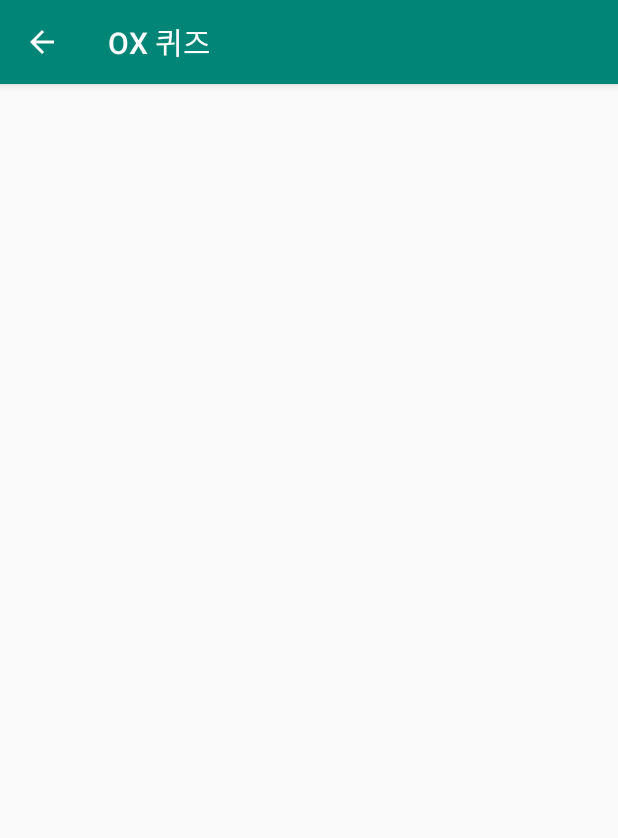
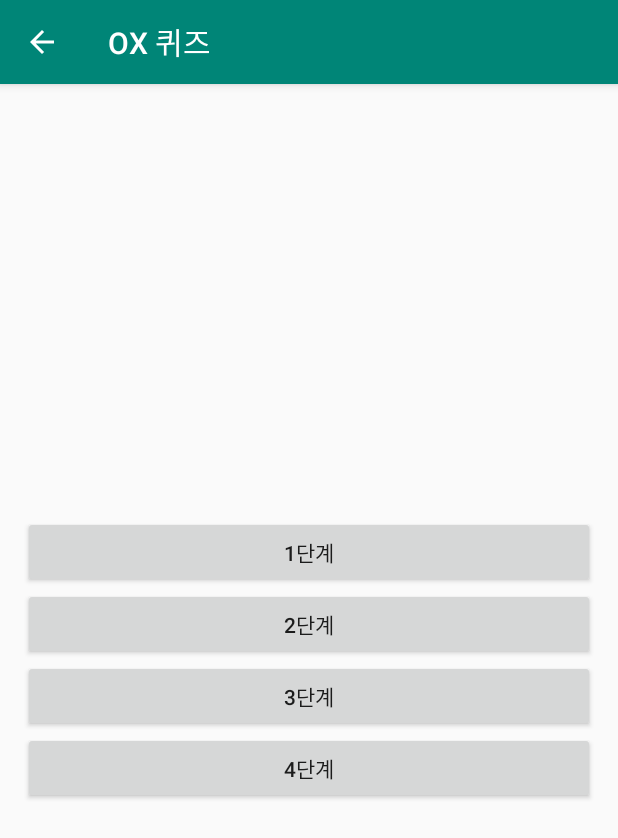
Before and after one commit to haewon96/learning-language, an Android app: the QuizActivity screen opened directly, with no data from a screen before it, on a phone screen of 412 x 824 dp. Shown: the top 838 px of the screen. Run offline under Robolectric (Android 15) with nearby library versions, the phone set to English and light mode, and no system bars.

Commit message:
퀴즈 레이아웃 간단하게 추가, 사전 db 생성중

```diff
--- a/app/src/main/java/org/sungshin/lnk/learningnorthkorean/object/Word.kt
+++ b/app/src/main/java/org/sungshin/lnk/learningnorthkorean/object/Word.kt
@@ -1,4 +1,4 @@
 package org.sungshin.lnk.learningnorthkorean.`object`
 
-data class Word(var id: String?, var title: String?, var ntitle: String?, var stitle: String?, var semantic: String?, var dsemantic: String?,
+data class Word(var id: Int, var title: String?, var ntitle: String?, var stitle: String?, var semantic: String?, var dsemantic: String?,
                 var sngram: String?, var ngram: String?, var sgram: String?)
--- a/app/src/main/res/layout/activity_quiz.xml
+++ b/app/src/main/res/layout/activity_quiz.xml
@@ -1,7 +1,41 @@
 <?xml version="1.0" encoding="utf-8"?>
-<LinearLayout xmlns:android="http://schemas.android.com/apk/res/android"
+<RelativeLayout xmlns:android="http://schemas.android.com/apk/res/android"
     android:layout_width="match_parent"
-    android:layout_height="match_parent"
-    android:orientation="vertical">
+    android:layout_height="match_parent">
+    <LinearLayout
+        android:layout_width="match_parent"
+        android:layout_height="wrap_content"
+        android:orientation="vertical"
+        android:layout_centerVertical="true"
+        android:layout_margin="15dp">
+        <Button
+            android:layout_width="match_parent"
+            android:layout_height="wrap_content"
+            android:text="@string/stage1"
+            android:padding="5dp"
+            android:layout_gravity="center"/>
 
-</LinearLayout>
+        <Button
+            android:layout_width="match_parent"
+            android:layout_height="wrap_content"
+            android:text="@string/stage2"
+            android:padding="5dp"
+            android:layout_gravity="center"/>
+
+        <Button
+            android:layout_width="match_parent"
+            android:layout_height="wrap_content"
+            android:text="@string/stage3"
+            android:padding="5dp"
+            android:layout_gravity="center"/>
+
+        <Button
+            android:layout_width="match_parent"
+            android:layout_height="wrap_content"
+            android:text="@string/stage4"
+            android:padding="5dp"
+            android:layout_gravity="center"/>
+    </LinearLayout>
+
+
+</RelativeLayout>
--- a/app/src/main/res/values/strings.xml
+++ b/app/src/main/res/values/strings.xml
@@ -21,6 +21,11 @@
     <string name="dic_scrap">즐겨찾기</string>
     <string name="trans_recommend">추천문장</string>
     <string name="trans_voice">음성인식</string>
+
+    <string name="stage1">1단계</string>
+    <string name="stage2">2단계</string>
+    <string name="stage3">3단계</string>
+    <string name="stage4">4단계</string>
 
     <string-array name="state_north">
         <item>손기척에 쪽잠에서 깨어보니 가시어머니가 나를 지르보다.</item>
```
Also changed, not shown: app/src/main/java/org/sungshin/lnk/learningnorthkorean/adapter/WordAPIDB.kt (added, +25 -0 lines), app/src/main/java/org/sungshin/lnk/learningnorthkorean/adapter/WordAPIDBAdapter.kt (added, +96 -0 lines), app/src/main/java/org/sungshin/lnk/learningnorthkorean/util/DictionaryListViewHelper.kt (+11 -3 lines), app/src/main/java/org/sungshin/lnk/learningnorthkorean/util/WordAPIExplorer.kt (+3 -4 lines).
